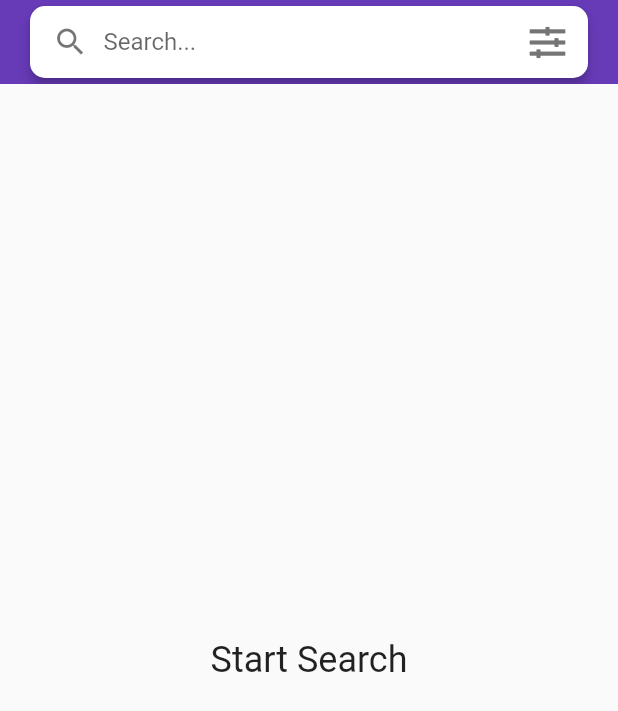
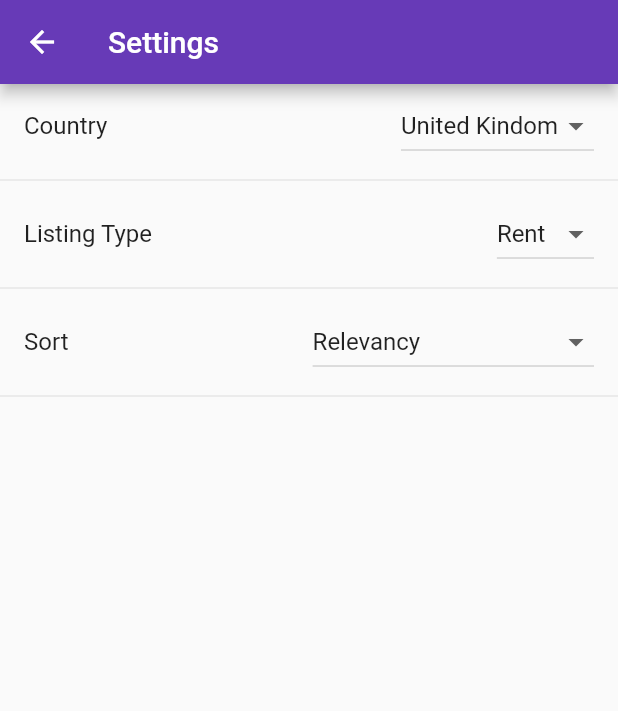
Before and after one commit to yaostyle/Flutter-Property-Finder, a Flutter app: the screen it shows after launch, after a tap on an icon or button, on a phone screen of 412 x 824 dp. Shown: the top 711 px of the screen. Run offline on Flutter 3.47's test engine with Material 2 defaults, Android fonts, the phone set to English and light mode, and no system bars; our stand-ins replace built_collection, built_value, font_awesome_flutter, shared_preferences; generated files the repository leaves out were written again.

Commit message:
Added Setting screen with SharedPreference.

```diff
--- /dev/null
+++ b/lib/api/property_scoped_model.dart
@@ -0,0 +1,176 @@
+import 'dart:convert';
+import 'package:flutter/material.dart';
+import 'package:flutter_property_finder/models/nestoria.dart';
+import 'package:flutter_property_finder/models/serializers.dart';
+import 'package:scoped_model/scoped_model.dart';
+import 'package:shared_preferences/shared_preferences.dart';
+
+import 'package:http/http.dart' as http;
+
+class PropertyScopedModel extends Model {
+  List<Property> _properties = [];
+  bool _isLoading = false;
+  String _statusText = "Start Search";
+  int _totalResults;
+  int _totalPages;
+  bool _hasMorePages = true;
+  String _placeName;
+  bool _isLoadingMore = false;
+
+  List<Map<String, String>> _listingTypeList = [
+    {"name": "Buy", "value": "buy"},
+    {"name": "Rent", "value": "rent"},
+    {"name": "Share", "value": "share"}
+  ];
+  String _listingType;
+  List<Map<String, String>> _countryList = [
+    {"name": "Brazil", "value": "br"},
+    {"name": "France", "value": "fr"},
+    {"name": "Germany", "value": "de"},
+    {"name": "India", "value": "in"},
+    {"name": "Italy", "value": "it"},
+    {"name": "Mexico", "value": "mx"},
+    {"name": "Spain", "value": "es"},
+    {"name": "United Kindom", "value": "uk"},
+  ];
+
+  String _country;
+  List<Map<String, String>> _sortList = [
+    {"name": "Relevancy", "value": "relevancy"},
+    {"name": "Bedroom (Ascending)", "value": "bedroom_lowhigh"},
+    {"name": "Bedroom (Descending)", "value": "bedroom_highlow"},
+    {"name": "Price (Ascending)", "value": "price_lowhigh"},
+    {"name": "Price (Descending)", "value": "price_highlow"},
+    {"name": "Newest", "value": "newest"},
+    {"name": "Oldest", "value": "oldest"},
+    {"name": "Random", "value": "random"},
+    {"name": "Distance", "value": "distance"},
+  ];
+  String _sort;
+
+  List<Property> get properties => _properties;
+  bool get isLoading => _isLoading;
+  String get statusText => _statusText;
+  int get totalResults => _totalResults;
+  int get totalPages => _totalPages;
+  bool get hasMorePages => _hasMorePages;
+  String get placeName => _placeName;
+  bool get isLoadingMore => _isLoadingMore;
+
+  List<Map<String, String>> get listingTypeList => _listingTypeList;
+  String get listingType => _listingType;
+  List<Map<String, String>> get countryList => _countryList;
+  String get country => _country;
+  List<Map<String, String>> get sortList => _sortList;
+  String get sort => _sort;
+
+  int getPropertyCount() => _properties.length;
+
+  void initializeValues() async {
+    SharedPreferences prefs = await SharedPreferences.getInstance();
+    _country = prefs.getString('country') ?? 'uk';
+    _listingType = prefs.getString('listingType') ?? 'rent';
+    _sort = prefs.getString('sort') ?? 'relevancy';
+    notifyListeners();
+  }
+
+  Future<dynamic> _getData(String place, [int page = 1]) async {
+    String topLevelDomain = _country;
+    if (_country == "br") {
+      topLevelDomain = "com.$_country";
+    } else if (_country == "uk") {
+      topLevelDomain = "co.$_country";
+    }
+
+    var uri = new Uri.https("api.nestoria.$topLevelDomain", "/api", {
+      "encoding": "json",
+      "action": "search_listings",
+      "has_photo": "1",
+      "page": page.toString(),
+      "number_of_results": "10",
+      "listing_type": _listingType,
+      "sort": _sort,
+      "place_name": place.isNotEmpty ? place : "brighton"
+    });
+    var res = await http.get(uri);
+    var decodedJson = json.decode(res.body, reviver: (k, v) {
+      if (k == "bathroom_number") {
+        if (v == "") return null;
+        return v;
+      }
+      if (k == "bedroom_number") {
+        if (v == "") return null;
+        return v;
+      }
+      return v;
+    });
+
+    return decodedJson;
+  }
+
+  Future getProperties(String place, [int page = 1]) async {
+    if (page == 1) {
+      _isLoading = true;
+      _properties.clear();
+    } else {
+      _isLoadingMore = true;
+    }
+
+    _placeName = place;
+
+    notifyListeners();
+
+    var responseData = await _getData(place, page);
+
+    Nestoria nestoria =
+        serializers.deserializeWith(Nestoria.serializer, responseData);
+
+    nestoria.response.listings.forEach((property) {
+      _properties.add(property);
+    });
+
+    if (nestoria.response.listings.isEmpty) {
+      _statusText = "Nothing found";
+    }
+
+    _totalResults = nestoria.response.totalResults;
+    _totalPages = nestoria.response.totalPages;
+
+    if (nestoria.response.page == totalPages) {
+      _hasMorePages = false;
+    }
+
+    print(nestoria.response.page);
+
+    if (page == 1) {
+      _isLoading = false;
+    } else {
+      _isLoadingMore = false;
+    }
+    notifyListeners();
+  }
+
+  void setCountry(String value) async{
+    _country = value;
+    notifyListeners();
+    SharedPreferences prefs = await SharedPreferences.getInstance();
+    prefs.setString('country', _country);
+  }
+
+  void setListingType(String value) async {
+    _listingType = value;
+    notifyListeners();
+    SharedPreferences prefs = await SharedPreferences.getInstance();
+    prefs.setString('listingType', _listingType);
+  }
+
+  void setSort(String value) async {
+    _sort = value;
+    notifyListeners();
+    SharedPreferences prefs = await SharedPreferences.getInstance();
+    prefs.setString('sort', _sort);
+  }
+
+  static PropertyScopedModel of(BuildContext context) =>
+      ScopedModel.of<PropertyScopedModel>(context);
+}
--- a/lib/main.dart
+++ b/lib/main.dart
@@ -1,5 +1,5 @@
 import 'package:flutter/material.dart';
-import 'package:flutter_property_finder/models/property_scoped_model.dart';
+import 'package:flutter_property_finder/api/property_scoped_model.dart';
 import 'package:flutter_property_finder/screens/search_screen.dart';
 import 'package:scoped_model/scoped_model.dart';
 
@@ -10,7 +10,7 @@ class MyApp extends StatelessWidget {
 
   @override
   Widget build(BuildContext context) {
-    //propertyScopedModel.getProperties();
+    propertyScopedModel.initializeValues();
 
     return ScopedModel<PropertyScopedModel>(
         model: propertyScopedModel,
--- a/lib/models/property_scoped_model.dart
+++ /dev/null
@@ -1,106 +0,0 @@
-import 'dart:convert';
-import 'package:flutter/material.dart';
-import 'package:flutter_property_finder/models/nestoria.dart';
-import 'package:flutter_property_finder/models/serializers.dart';
-import 'package:scoped_model/scoped_model.dart';
-
-import 'package:http/http.dart' as http;
-
-class PropertyScopedModel extends Model {
-  List<Property> _properties = [];
-  bool _isLoading = false;
-  String _statusText = "Start Search";
-  int _totalResults;
-  int _totalPages;
-  bool _hasMorePages = true;
-  String _placeName;
-  bool _isLoadingMore = false;
-
-  List<Property> get properties => _properties;
-
-  bool get isLoading => _isLoading;
-
-  String get statusText => _statusText;
-
-  int get totalResults => _totalResults;
-
-  int get totalPages => _totalPages;
-
-  bool get hasMorePages => _hasMorePages;
-
-  String get placeName => _placeName;
-
-  bool get isLoadingMore => _isLoadingMore;
-
-  int getPropertyCount() => _properties.length;
-
-  Future<dynamic> _getData(String place, [int page = 1]) async {
-    var uri = new Uri.https("api.nestoria.co.uk", "/api", {
-      "encoding": "json",
-      "action": "search_listings",
-      "has_photo": "1",
-      "page": page.toString(),
-      "number_of_results": "10",
-      "place_name": place.isNotEmpty ? place : "brighton"
-    });
-    var res = await http.get(uri);
-    var decodedJson = json.decode(res.body, reviver: (k, v) {
-      if (k == "bathroom_number") {
-        if (v == "") return null;
-        return v;
-      }
-      if (k == "bedroom_number") {
-        if (v == "") return null;
-        return v;
-      }
-      return v;
-    });
-
-    return decodedJson;
-  }
-
-  Future getProperties(String place, [int page = 1]) async {
-    if (page == 1) {
-      _isLoading = true;
-      _properties.clear();
-    } else {
-      _isLoadingMore = true;
-    }
-
-    _placeName = place;
-
-    notifyListeners();
-
-    var responseData = await _getData(place, page);
-
-    Nestoria nestoria =
-        serializers.deserializeWith(Nestoria.serializer, responseData);
-
-    nestoria.response.listings.forEach((property) {
-      _properties.add(property);
-    });
-
-    if (nestoria.response.listings.isEmpty) {
-      _statusText = "Nothing found";
-    }
-
-    _totalResults = nestoria.response.totalResults;
-    _totalPages = nestoria.response.totalPages;
-
-    if (nestoria.response.page == totalPages) {
-      _hasMorePages = false;
-    }
-
-    print(nestoria.response.page);
-
-    if (page == 1) {
-      _isLoading = false;
-    } else {
-      _isLoadingMore = false;
-    }
-    notifyListeners();
-  }
-
-  static PropertyScopedModel of(BuildContext context) =>
-      ScopedModel.of<PropertyScopedModel>(context);
-}
--- a/lib/screens/detail_screen.dart
+++ b/lib/screens/detail_screen.dart
@@ -13,7 +13,7 @@ class DetailScreen extends StatelessWidget {
     if (await canLaunch(url)) {
       await launch(url);
     } else {
-//      throw 'Could not launch $url';
+      //      throw 'Could not launch $url';
       Scaffold.of(context)
           .showSnackBar(SnackBar(content: Text("Can't load: $url")));
     }
--- a/lib/screens/search_screen.dart
+++ b/lib/screens/search_screen.dart
@@ -1,5 +1,5 @@
 import 'package:flutter/material.dart';
-import 'package:flutter_property_finder/models/property_scoped_model.dart';
+import 'package:flutter_property_finder/api/property_scoped_model.dart';
 import 'package:flutter_property_finder/screens/detail_screen.dart';
 import 'package:flutter_property_finder/ui_widgets/property_item.dart';
 import 'package:flutter_property_finder/ui_widgets/search.dart';
@@ -72,7 +72,7 @@ class SearchScreenState extends State<SearchScreen> {
                           delegate:
                               SliverChildBuilderDelegate((context, index) {
                             print(index);
-                            if (index == model.getPropertyCount()) {
+                            if (index == model.getPropertyCount() + 1) {
                               if (model.hasMorePages) {
                                 return Padding(
                                   padding: const EdgeInsets.symmetric(
@@ -81,6 +81,7 @@ class SearchScreenState extends State<SearchScreen> {
                                       child: CircularProgressIndicator()),
                                 );
                               }
+                              return Container();
                             } else if (index == 0) {
                               return Container(
                                 padding: const EdgeInsets.all(16.0),
@@ -121,7 +122,7 @@ class SearchScreenState extends State<SearchScreen> {
                                 ],
                               );
                             }
-                          }, childCount: model.getPropertyCount() + 1),
+                          }, childCount: model.getPropertyCount() + 2),
                         )
             ],
           );
--- /dev/null
+++ b/lib/screens/settings_screen.dart
@@ -0,0 +1,51 @@
+import 'package:flutter/material.dart';
+import 'package:flutter_property_finder/api/property_scoped_model.dart';
+import 'package:flutter_property_finder/ui_widgets/dropdown_button.dart';
+import 'package:scoped_model/scoped_model.dart';
+
+class SettingsScreen extends StatelessWidget {
+  @override
+  Widget build(BuildContext context) {
+    return ScopedModelDescendant<PropertyScopedModel>(
+      builder: (context, child, model) => Scaffold(
+        appBar: AppBar(
+          title: Text("Settings"),
+        ),
+        body: ListView(
+          children: <Widget>[
+            ListTile(
+              title: Text("Country"),
+//              subtitle: Text(model.country),
+              trailing: CustomDropdownButton(
+                value: model.country,
+                items: model.countryList,
+                onChanged: model.setCountry,
+              ),
+            ),
+            Divider(),
+            ListTile(
+              title: Text("Listing Type"),
+//              subtitle: Text(model.listingType),
+              trailing: CustomDropdownButton(
+                value: model.listingType,
+                items: model.listingTypeList,
+                onChanged: model.setListingType,
+              ),
+            ),
+            Divider(),
+            ListTile(
+              title: Text("Sort"),
+//              subtitle: Text(model.sort),
+              trailing: CustomDropdownButton(
+                value: model.sort,
+                items: model.sortList,
+                onChanged: model.setSort,
+              ),
+            ),
+            Divider(),
+          ],
+        ),
+      ),
+    );
+  }
+}
--- /dev/null
+++ b/lib/ui_widgets/dropdown_button.dart
@@ -0,0 +1,28 @@
+import 'package:flutter/material.dart';
+
+class CustomDropdownButton extends StatelessWidget {
+  final List<Map<String, String>> items;
+  final String value;
+  final onChanged;
+
+  const CustomDropdownButton({Key key, this.items, this.value, this.onChanged})
+      : super(key: key);
+
+  @override
+  Widget build(BuildContext context) {
+    return DropdownButton(
+      value: value,
+      items: items
+          .map(
+            (Map i) => DropdownMenuItem(
+                  value: i["value"].toString(),
+                  child: Text(i["name"]),
+                ),
+          )
+          .toList(),
+      onChanged: (String v) {
+        onChanged(v);
+      },
+    );
+  }
+}
--- a/lib/ui_widgets/search.dart
+++ b/lib/ui_widgets/search.dart
@@ -1,4 +1,5 @@
 import 'package:flutter/material.dart';
+import 'package:flutter_property_finder/screens/settings_screen.dart';
 import 'package:font_awesome_flutter/font_awesome_flutter.dart';
 
 class SearchWidget extends StatelessWidget {
@@ -38,7 +39,9 @@ class SearchWidget extends StatelessWidget {
               ),
             ),
             InkWell(
-              onTap: () {},
+              onTap: () {
+                Navigator.of(context).push(MaterialPageRoute(builder: (context) => SettingsScreen()));
+              },
               child: Icon(
                 FontAwesomeIcons.slidersH,
                 color: Colors.black54,
--- a/pubspec.yaml
+++ b/pubspec.yaml
@@ -28,6 +28,7 @@ dependencies:
 
   font_awesome_flutter: ^8.2.0
   url_launcher: ^4.0.1
+  shared_preferences: ^0.4.3
 
 dev_dependencies:
 
```
